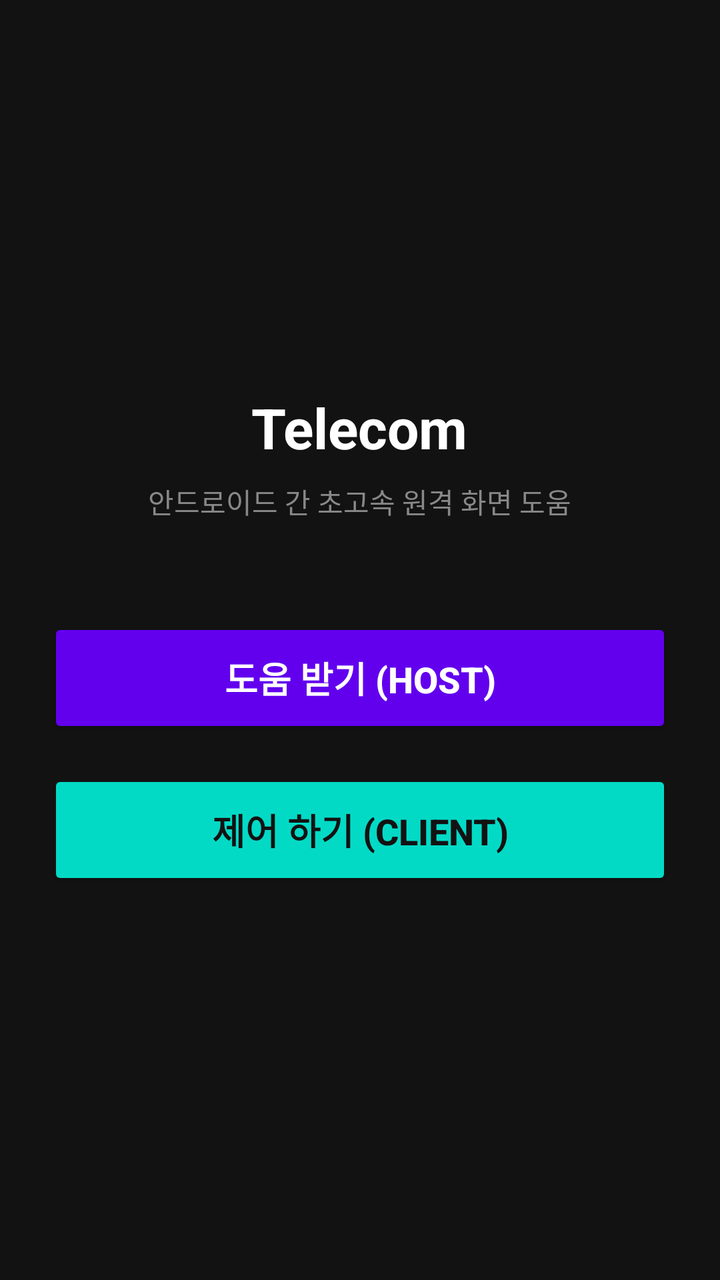
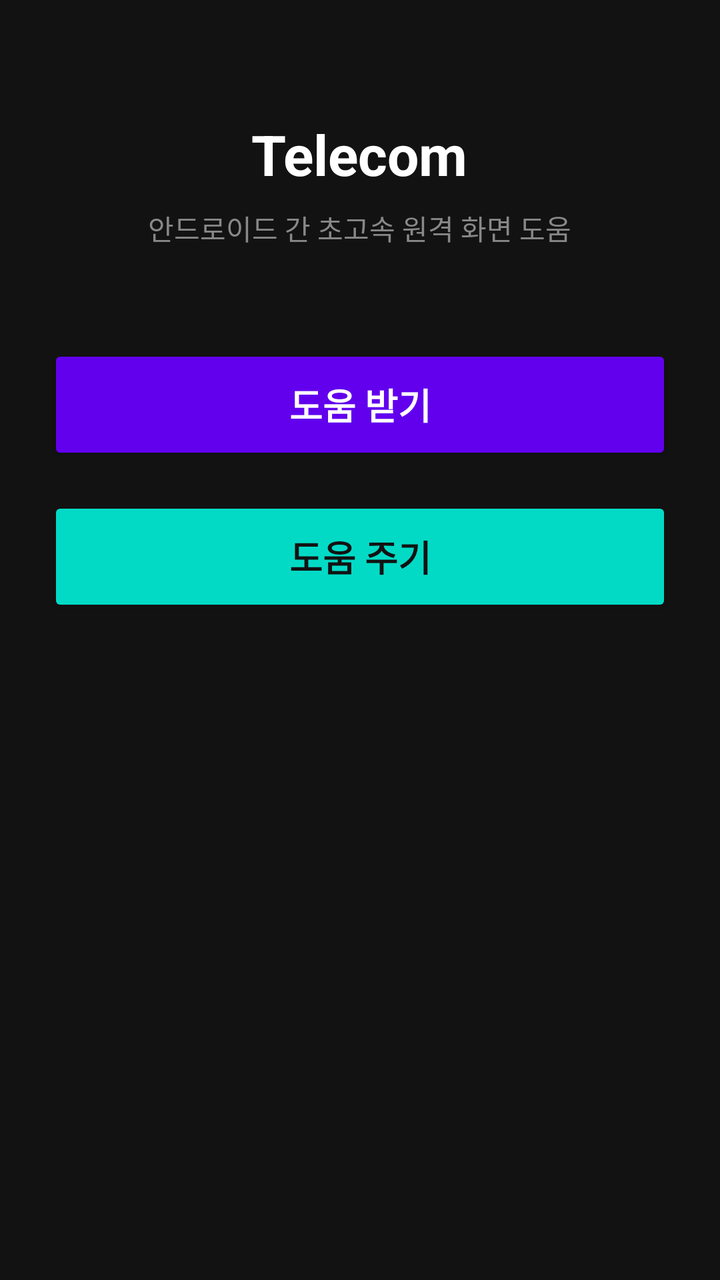

An Android layout rendered at two revisions. The XML below is the earlier revision; the diff shows what the commit changed to produce the second picture.
<!-- AndroidManifest.xml: application theme Theme.Telecom -->
<!-- res/layout/activity_main.xml -->
<?xml version="1.0" encoding="utf-8"?>
<LinearLayout xmlns:android="http://schemas.android.com/apk/res/android"
    android:layout_width="match_parent"
    android:layout_height="match_parent"
    android:orientation="vertical"
    android:gravity="center"
    android:padding="24dp"
    android:background="#121212">

    <TextView
        android:layout_width="wrap_content"
        android:layout_height="wrap_content"
        android:text="Telecom"
        android:textColor="#FFFFFF"
        android:textSize="28sp"
        android:textStyle="bold"
        android:layout_marginBottom="8dp"/>

    <TextView
        android:layout_width="wrap_content"
        android:layout_height="wrap_content"
        android:text="안드로이드 간 초고속 원격 화면 도움"
        android:textColor="#888888"
        android:textSize="14sp"
        android:layout_marginBottom="48dp"/>

    <Button
        android:id="@+id/btnHostMode"
        android:layout_width="match_parent"
        android:layout_height="60dp"
        android:text="도움 받기 (Host)"
        android:textSize="18sp"
        android:textStyle="bold"
        android:textColor="#FFFFFF"
        android:backgroundTint="#6200EE"
        android:layout_marginBottom="16dp"
        android:insetTop="0dp"
        android:insetBottom="0dp"/>

    <Button
        android:id="@+id/btnClientMode"
        android:layout_width="match_parent"
        android:layout_height="60dp"
        android:text="제어 하기 (Client)"
        android:textSize="18sp"
        android:textStyle="bold"
        android:textColor="#121212"
        android:backgroundTint="#03DAC6"
        android:insetTop="0dp"
        android:insetBottom="0dp"/>

</LinearLayout>
<!-- resources referenced by this layout -->
<resources>
  <style name="Theme.Telecom" parent="Theme.AppCompat.DayNight.NoActionBar">
          
      </style>
</resources>

<!-- the commit's change to res/layout/activity_main.xml (unified diff, before → after) -->
@@ -3,8 +3,11 @@
     android:layout_width="match_parent"
     android:layout_height="match_parent"
     android:orientation="vertical"
-    android:gravity="center"
-    android:padding="24dp"
+    android:gravity="center_horizontal"
+    android:paddingStart="24dp"
+    android:paddingEnd="24dp"
+    android:paddingTop="10mm"
+    android:paddingBottom="24dp"
     android:background="#121212">
 
     <TextView
@@ -28,7 +31,7 @@
         android:id="@+id/btnHostMode"
         android:layout_width="match_parent"
         android:layout_height="60dp"
-        android:text="도움 받기 (Host)"
+        android:text="도움 받기"
         android:textSize="18sp"
         android:textStyle="bold"
         android:textColor="#FFFFFF"
@@ -41,7 +44,7 @@
         android:id="@+id/btnClientMode"
         android:layout_width="match_parent"
         android:layout_height="60dp"
-        android:text="제어 하기 (Client)"
+        android:text="도움 주기"
         android:textSize="18sp"
         android:textStyle="bold"
         android:textColor="#121212"
@@ -49,4 +52,43 @@
         android:insetTop="0dp"
         android:insetBottom="0dp"/>
 
+    
+    <LinearLayout
+        android:id="@+id/layoutIpInput"
+        android:layout_width="match_parent"
+        android:layout_height="wrap_content"
+        android:orientation="horizontal"
+        android:gravity="center_vertical"
+        android:layout_marginTop="24dp"
+        android:visibility="gone">
+
+        <EditText
+            android:id="@+id/edtIpAddress"
+            android:layout_width="0dp"
+            android:layout_height="55dp"
+            android:layout_weight="1"
+            android:hint="Host IP 입력 (예: 192.168.0.10)"
+            android:textColorHint="#666666"
+            android:textColor="#FFFFFF"
+            android:inputType="text"
+            android:textSize="16sp"
+            android:gravity="center_vertical"
+            android:paddingStart="16dp"
+            android:paddingEnd="16dp"
+            android:background="#1E1E1E"/>
+
+        <Button
+            android:id="@+id/btnConnect"
+            android:layout_width="wrap_content"
+            android:layout_height="55dp"
+            android:text="연결"
+            android:textSize="18sp"
+            android:textStyle="bold"
+            android:backgroundTint="#03DAC6"
+            android:textColor="#121212"
+            android:insetTop="0dp"
+            android:insetBottom="0dp"
+            android:layout_marginStart="8dp"/>
+    </LinearLayout>
+
 </LinearLayout>
